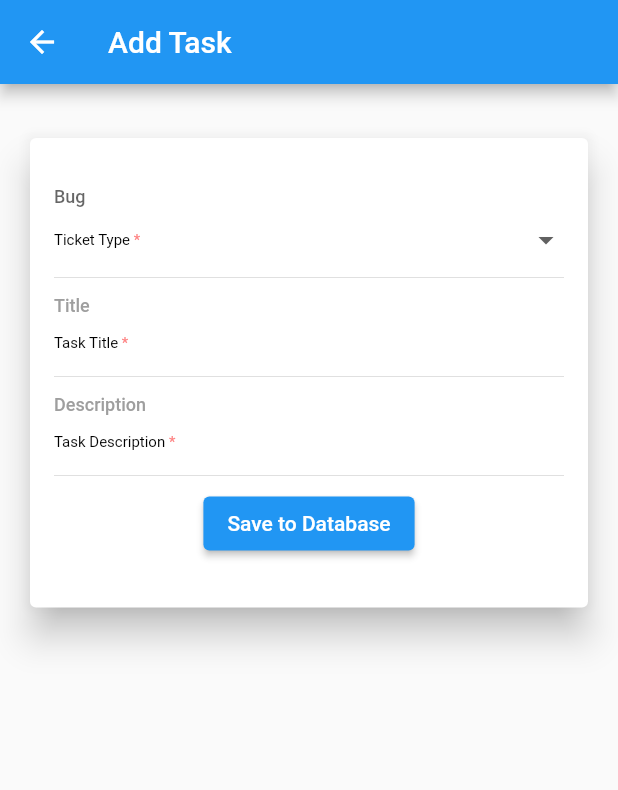
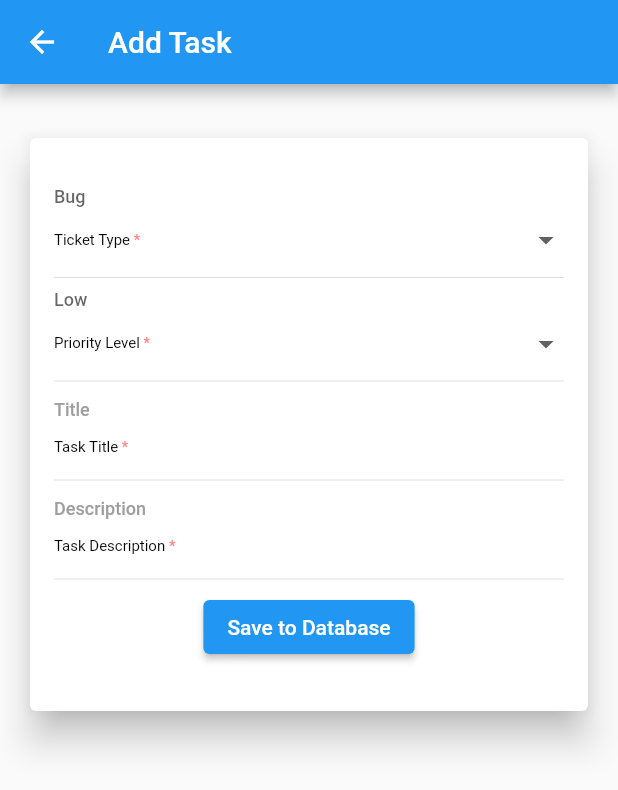
Before and after one commit to rynssnjn/firebase-sample-flutter, a Flutter app: the screen it shows after launch, after a tap on the "add" icon, on a phone screen of 412 x 824 dp. Shown: the top 790 px of the screen. Run offline on Flutter 3.47's test engine with Material 2 defaults, Android fonts, the phone set to English and light mode, and no system bars; our stand-ins replace async_redux, cloud_firestore, firebase_core, freezed_annotation; missing offline and left inert: cloud_firestore_web, firebase_core_web; accounts and stored records are empty; generated files the repository leaves out were written again.

Commit message:
added pageview and design

```diff
--- a/lib/apis/tasks_api/models/task_model.dart
+++ b/lib/apis/tasks_api/models/task_model.dart
@@ -11,6 +11,7 @@ abstract class TaskModel with _$TaskModel {
     @JsonKey(name: 'description') String? description,
     @JsonKey(name: 'progress') TaskProgress? progress,
     @JsonKey(name: 'type') TicketType? type,
+    @JsonKey(name: 'priority') PriorityLevel? priority,
   }) = _TaskModel;
 
   factory TaskModel.fromJson(Map<String, dynamic> json) => _$TaskModelFromJson(json);
--- a/lib/features/add_task/add_task_connector.dart
+++ b/lib/features/task_page/task_page_connector.dart
@@ -1,15 +1,15 @@
 import 'package:async_redux/async_redux.dart';
 import 'package:firebase_sample/apis/tasks_api/models/task_model.dart';
-import 'package:firebase_sample/features/add_task/add_task_widget.dart';
+import 'package:firebase_sample/features/task_page/task_page_widget.dart';
 import 'package:firebase_sample/models/union_task_form.dart';
 import 'package:firebase_sample/state/actions/task_actions.dart';
 import 'package:firebase_sample/state/app_state.dart';
 import 'package:flutter/material.dart';
 
-class AddTaskViewModel extends BaseModel<AppState> {
-  AddTaskViewModel();
+class TaskPageViewModel extends BaseModel<AppState> {
+  TaskPageViewModel();
 
-  AddTaskViewModel.build({
+  TaskPageViewModel.build({
     this.onAddTask,
     this.onUpdateTask,
     this.newTask,
@@ -21,7 +21,7 @@ class AddTaskViewModel extends BaseModel<AppState> {
 
   @override
   BaseModel fromStore() {
-    return AddTaskViewModel.build(
+    return TaskPageViewModel.build(
       onAddTask: _onAddTask,
       onUpdateTask: _onUpdateTask,
       newTask: _task,
@@ -37,25 +37,28 @@ class AddTaskViewModel extends BaseModel<AppState> {
       title: (value) => _task.copyWith(title: value),
       description: (value) => _task.copyWith(description: value),
       type: (value) => _task.copyWith(type: value),
+      priority: (value) => _task.copyWith(priority: value),
     );
 
     dispatch!(EditTask(task: updatedTask));
   }
 }
 
-class AddTaskConnector extends StatelessWidget {
-  static const route = 'add-task';
+class TaskPageConnector extends StatelessWidget {
+  static const route = 'task-page';
 
   @override
   Widget build(BuildContext context) {
-    return StoreConnector<AppState, AddTaskViewModel>(
-      model: AddTaskViewModel(),
-      builder: (context, vm) => AddTaskWidget(
-        onAddTask: vm.onAddTask!,
+    return StoreConnector<AppState, TaskPageViewModel>(
+      model: TaskPageViewModel(),
+      builder: (context, vm) => TaskPageWidget(
+        onSaveTask: vm.onAddTask!,
         onChangeTitle: (text) => vm.onUpdateTask!(UnionTaskForm.title(text)),
         onChangeDescription: (text) => vm.onUpdateTask!(UnionTaskForm.description(text)),
         onChangeTicketType: (type) => vm.onUpdateTask!(UnionTaskForm.type(type)),
+        onChangePriority: (priority) => vm.onUpdateTask!(UnionTaskForm.priority(priority)),
         type: vm.newTask!.type,
+        priority: vm.newTask!.priority,
       ),
     );
   }
--- a/lib/features/add_task/add_task_widget.dart
+++ b/lib/features/task_page/task_page_widget.dart
@@ -5,34 +5,40 @@ import 'package:firebase_sample/widgets/app_text_field.dart';
 import 'package:firebase_sample/widgets/loading_widget.dart';
 import 'package:flutter/material.dart';
 
-class AddTaskWidget extends StatefulWidget {
-  const AddTaskWidget({
-    required this.onAddTask,
+class TaskPageWidget extends StatefulWidget {
+  const TaskPageWidget({
+    required this.onSaveTask,
     required this.onChangeTitle,
     required this.onChangeDescription,
     required this.onChangeTicketType,
+    required this.onChangePriority,
     this.type,
+    this.priority,
     Key? key,
   }) : super(key: key);
 
-  final Future<void> Function() onAddTask;
+  final Future<void> Function() onSaveTask;
   final Function(String text) onChangeTitle;
   final Function(String text) onChangeDescription;
-  final Function(TicketType? type) onChangeTicketType;
+  final Function(TicketType type) onChangeTicketType;
+  final Function(PriorityLevel priority) onChangePriority;
   final TicketType? type;
+  final PriorityLevel? priority;
 
   @override
-  _AddTaskWidgetState createState() => _AddTaskWidgetState();
+  _TaskPageWidgetState createState() => _TaskPageWidgetState();
 }
 
-class _AddTaskWidgetState extends State<AddTaskWidget> {
+class _TaskPageWidgetState extends State<TaskPageWidget> {
   TicketType? ticketType;
+  PriorityLevel? priorityLevel;
   TextEditingController? titleContoller;
   TextEditingController? descriptionController;
 
   @override
   void initState() {
     ticketType = widget.type;
+    priorityLevel = widget.priority;
     titleContoller = TextEditingController();
     descriptionController = TextEditingController();
     super.initState();
@@ -75,7 +81,7 @@ class _AddTaskWidgetState extends State<AddTaskWidget> {
                     value: ticketType,
                     items: TicketType.values,
                     onChanged: (type) {
-                      widget.onChangeTicketType(type);
+                      widget.onChangeTicketType(type!);
                       setState(() => ticketType = type);
                     },
                     isRequired: true,
@@ -83,6 +89,19 @@ class _AddTaskWidgetState extends State<AddTaskWidget> {
                     hintText: 'Type',
                     hintTextStyle: textTheme.bodyText1,
                     helperText: 'Ticket Type',
+                  ),
+                  AppDropdown<PriorityLevel>(
+                    value: priorityLevel,
+                    items: PriorityLevel.values,
+                    onChanged: (priority) {
+                      widget.onChangePriority(priority!);
+                      setState(() => priorityLevel = priority);
+                    },
+                    isRequired: true,
+                    textBuilder: (type) => type.stringValue,
+                    hintText: 'Priority',
+                    hintTextStyle: textTheme.bodyText1,
+                    helperText: 'Priority Level',
                   ),
                   AppTextField(
                     controller: titleContoller,
@@ -108,7 +127,7 @@ class _AddTaskWidgetState extends State<AddTaskWidget> {
                   Center(
                     child: LoadingWidget(
                       futureCallback: () async {
-                        await widget.onAddTask();
+                        await widget.onSaveTask();
                         Navigator.pop(context);
                       },
                       renderChild: (isLoading, onTap) => isLoading
--- a/lib/features/tasks_board/task_board_widget.dart
+++ b/lib/features/tasks_board/task_board_widget.dart
@@ -1,8 +1,7 @@
-import 'package:cloud_firestore/cloud_firestore.dart';
-import 'package:firebase_sample/features/add_task/add_task_connector.dart';
-import 'package:firebase_sample/features/tasks_board/widgets/task_card.dart';
+import 'package:firebase_sample/features/task_page/task_page_connector.dart';
+import 'package:firebase_sample/features/tasks_board/widgets/task_container.dart';
 import 'package:firebase_sample/utilities/app_starter.dart';
-import 'package:firebase_sample/utilities/extensions.dart';
+import 'package:firebase_sample/utilities/enums.dart';
 import 'package:flutter/material.dart';
 
 class TaskBoardWidget extends StatelessWidget {
@@ -22,41 +21,31 @@ class TaskBoardWidget extends StatelessWidget {
             icon: Icon(Icons.add),
             onPressed: () {
               onInitNewTask();
-              Navigator.pushNamed(context, AddTaskConnector.route);
+              Navigator.pushNamed(context, TaskPageConnector.route);
             },
           ),
         ],
         title: Text('Task board'),
       ),
-      body: StreamBuilder(
-        stream: taskStream,
-        builder: (context, AsyncSnapshot<QuerySnapshot> snapshot) {
-          if (snapshot.hasError) {
-            return Text('error');
-          }
-
-          if (snapshot.connectionState == ConnectionState.waiting) {
-            return Center(
-              child: SizedBox(
-                height: 40,
-                width: 40,
-                child: CircularProgressIndicator(strokeWidth: 2.0),
-              ),
-            );
-          }
-
-          return ListView(
-            shrinkWrap: true,
-            children: snapshot.data!.docs.map((e) {
-              return TaskCard(
-                id: e.id,
-                title: e.toTask.title,
-                progress: e.toTask.progress,
-                type: e.toTask.type,
-              );
-            }).toList(),
-          );
-        },
+      body: PageView(
+        children: [
+          TaskContainer(
+            stream: tasks.where('progress', isEqualTo: 0).snapshots(),
+            progress: TaskProgress.TODO,
+          ),
+          TaskContainer(
+            stream: tasks.where('progress', isEqualTo: 1).snapshots(),
+            progress: TaskProgress.IN_PROGRESS,
+          ),
+          TaskContainer(
+            stream: tasks.where('progress', isEqualTo: 2).snapshots(),
+            progress: TaskProgress.IN_TESTING,
+          ),
+          TaskContainer(
+            stream: tasks.where('progress', isEqualTo: 3).snapshots(),
+            progress: TaskProgress.DONE,
+          ),
+        ],
       ),
     );
   }
--- /dev/null
+++ b/lib/features/tasks_board/widgets/task_container.dart
@@ -0,0 +1,65 @@
+import 'package:cloud_firestore/cloud_firestore.dart';
+import 'package:firebase_sample/features/tasks_board/widgets/task_card.dart';
+import 'package:firebase_sample/utilities/colors.dart';
+import 'package:firebase_sample/utilities/enums.dart';
+import 'package:firebase_sample/utilities/extensions.dart';
+import 'package:firebase_sample/widgets/widget_spacer.dart';
+import 'package:flutter/material.dart';
+
+class TaskContainer extends StatelessWidget {
+  const TaskContainer({
+    required this.stream,
+    this.progress,
+    Key? key,
+  }) : super(key: key);
+
+  final Stream<QuerySnapshot<Map<String, dynamic>>> stream;
+  final TaskProgress? progress;
+
+  @override
+  Widget build(BuildContext context) {
+    final textTheme = Theme.of(context).textTheme;
+    return Container(
+      color: lightGrey,
+      padding: const EdgeInsets.all(16),
+      child: Column(
+        crossAxisAlignment: CrossAxisAlignment.start,
+        children: [
+          Text(progress!.stringValue, style: textTheme.headline6),
+          VerticalSpacer(10),
+          StreamBuilder(
+            stream: stream,
+            builder: (context, AsyncSnapshot<QuerySnapshot> snapshot) {
+              if (snapshot.hasError) {
+                return Expanded(child: Text('error'));
+              }
+              if (snapshot.connectionState == ConnectionState.waiting) {
+                return Expanded(
+                  child: Center(
+                    child: SizedBox(
+                      height: 40,
+                      width: 40,
+                      child: CircularProgressIndicator(strokeWidth: 2.0),
+                    ),
+                  ),
+                );
+              }
+              return ListView(
+                shrinkWrap: true,
+                children: snapshot.data!.docs.map((e) {
+                  return TaskCard(
+                    onTap: () => print('asd'),
+                    id: e.id,
+                    title: e.toTask.title,
+                    type: e.toTask.type,
+                    priority: e.toTask.priority,
+                  );
+                }).toList(),
+              );
+            },
+          ),
+        ],
+      ),
+    );
+  }
+}
--- a/lib/models/union_task_form.dart
+++ b/lib/models/union_task_form.dart
@@ -8,4 +8,5 @@ abstract class UnionTaskForm with _$UnionTaskForm {
   const factory UnionTaskForm.title([String? title]) = Title;
   const factory UnionTaskForm.description([String? description]) = Description;
   const factory UnionTaskForm.type([TicketType? type]) = Type;
+  const factory UnionTaskForm.priority([PriorityLevel? priority]) = Priority;
 }
--- a/lib/state/actions/task_actions.dart
+++ b/lib/state/actions/task_actions.dart
@@ -14,6 +14,7 @@ class InitNewTask extends ReduxAction<AppState> {
       description: '',
       type: TicketType.BUG,
       progress: TaskProgress.TODO,
+      priority: PriorityLevel.LOW,
     );
     return state.copyWith.taskState(newTask: model);
   }
--- a/lib/utilities/app_router.dart
+++ b/lib/utilities/app_router.dart
@@ -1,5 +1,4 @@
-import 'package:firebase_sample/features/add_task/add_task_connector.dart';
-import 'package:firebase_sample/features/home/home_page_connector.dart';
+import 'package:firebase_sample/features/task_page/task_page_connector.dart';
 import 'package:firebase_sample/features/tasks_board/task_board_connector.dart';
 import 'package:flutter/material.dart';
 
@@ -8,20 +7,12 @@ final navigatorKey = GlobalKey<NavigatorState>();
 class AppRouter {
   static Route<dynamic> generateRoute(RouteSettings settings) {
     switch (settings.name) {
-      case HomePageConnector.route:
-        return MaterialPageRoute<dynamic>(builder: (_) => HomePageConnector());
       case TaskBoardConnector.route:
         return MaterialPageRoute<dynamic>(builder: (_) => TaskBoardConnector());
-      case AddTaskConnector.route:
-        return MaterialPageRoute<dynamic>(builder: (_) => AddTaskConnector());
+      case TaskPageConnector.route:
+        return MaterialPageRoute<dynamic>(builder: (_) => TaskPageConnector());
       default:
-        return MaterialPageRoute<dynamic>(
-          builder: (_) => Scaffold(
-            body: Center(
-              child: Text('empty'),
-            ),
-          ),
-        );
+        return MaterialPageRoute<dynamic>(builder: (_) => Scaffold(body: Center(child: Text('empty'))));
     }
   }
 }
--- a/lib/utilities/app_starter.dart
+++ b/lib/utilities/app_starter.dart
@@ -6,8 +6,7 @@ import 'package:firebase_sample/test_app.dart';
 import 'package:flutter/material.dart';
 
 final firestoreInstance = FirebaseFirestore.instance;
-final Stream<QuerySnapshot> stream = firestoreInstance.collection('TEST').snapshots();
-final Stream<QuerySnapshot> taskStream = firestoreInstance.collection('tasks').snapshots();
+final CollectionReference<Map<String, dynamic>> tasks = firestoreInstance.collection('tasks');
 
 void startApp() async {
   WidgetsFlutterBinding.ensureInitialized();
--- a/lib/utilities/app_theme.dart
+++ b/lib/utilities/app_theme.dart
@@ -39,8 +39,9 @@ final ThemeData appTheme = ThemeData(
     ),
     // from headline 6 to headline 6
     headline6: TextStyle(
-      fontSize: 14,
-      fontWeight: FontWeight.bold,
+      fontSize: 18,
+      fontWeight: FontWeight.normal,
+      color: Colors.black.withOpacity(0.6),
     ),
     // from subtitle 2 to bodyText 1
     bodyText1: TextStyle(
--- a/lib/utilities/colors.dart
+++ b/lib/utilities/colors.dart
@@ -9,3 +9,5 @@ final dividerGradient = LinearGradient(
 );
 
 const Color formErrorColor = Color(0xfffe8383);
+
+const Color lightGrey = Color(0xffDDE2E7);
--- a/lib/utilities/enums.dart
+++ b/lib/utilities/enums.dart
@@ -19,3 +19,14 @@ enum TicketType {
   @JsonValue(2)
   CHANGE_REQUEST
 }
+
+enum PriorityLevel {
+  @JsonValue(0)
+  LOW,
+  @JsonValue(1)
+  MEDIUM,
+  @JsonValue(2)
+  HIGH,
+  @JsonValue(3)
+  URGENT,
+}
--- a/lib/utilities/extensions.dart
+++ b/lib/utilities/extensions.dart
@@ -33,13 +33,24 @@ extension TicketTypeExt on TicketType {
         return 'Change Request';
     }
   }
+
+  IconData get icon {
+    switch (this) {
+      case TicketType.BUG:
+        return Icons.bug_report;
+      case TicketType.TASK:
+        return Icons.task;
+      case TicketType.CHANGE_REQUEST:
+        return Icons.replay_circle_filled;
+    }
+  }
 }
 
 extension TaskProgressExt on TaskProgress {
   String get stringValue {
     switch (this) {
       case TaskProgress.TODO:
-        return 'TODO';
+        return 'TO DO';
       case TaskProgress.IN_PROGRESS:
         return 'In progress';
       case TaskProgress.IN_TESTING:
@@ -49,3 +60,31 @@ extension TaskProgressExt on TaskProgress {
     }
   }
 }
+
+extension PriorityLevelExt on PriorityLevel {
+  Color get color {
+    switch (this) {
+      case PriorityLevel.LOW:
+        return Colors.green;
+      case PriorityLevel.MEDIUM:
+        return Colors.yellow;
+      case PriorityLevel.HIGH:
+        return Colors.orange;
+      case PriorityLevel.URGENT:
+        return Colors.red;
+    }
+  }
+
+  String get stringValue {
+    switch (this) {
+      case PriorityLevel.LOW:
+        return 'Low';
+      case PriorityLevel.MEDIUM:
+        return 'Medium';
+      case PriorityLevel.HIGH:
+        return 'High';
+      case PriorityLevel.URGENT:
+        return 'Urgent';
+    }
+  }
+}
--- a/lib/widgets/app_dropdown.dart
+++ b/lib/widgets/app_dropdown.dart
@@ -55,9 +55,7 @@ class AppDropdown<T> extends StatelessWidget {
             items: items!
                 .map((item) => DropdownMenuItem<T>(
                       value: item,
-                      child: Text(
-                        textBuilder!(item!),
-                      ),
+                      child: Text(textBuilder!(item!)),
                     ))
                 .toList(),
             onChanged: onChanged,
```
Also changed, not shown: lib/features/home/home_page_connector.dart (deleted, +0 -30 lines), lib/features/home/home_page_widget.dart (deleted, +0 -85 lines), lib/features/home/try_vm.dart (deleted, +0 -25 lines), lib/features/tasks_board/widgets/task_card.dart (+49 -12 lines), lib/widgets/widget_spacer.dart (added, +19 -0 lines), 5 other files.
